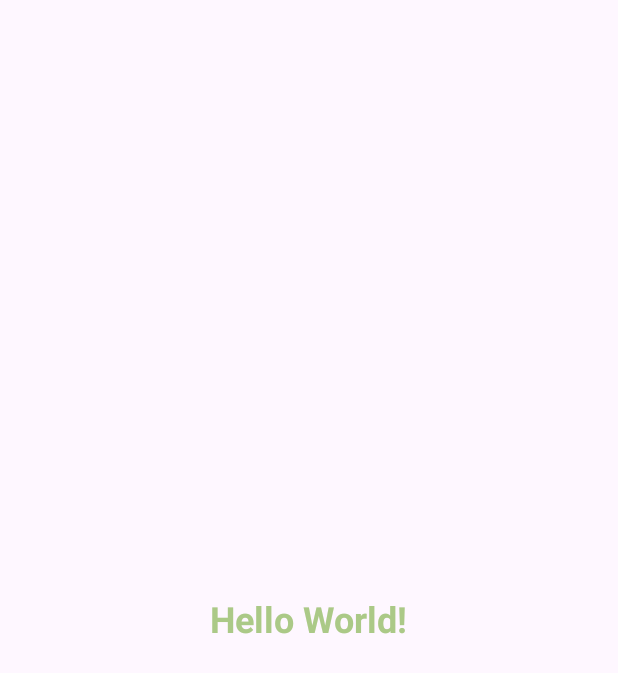
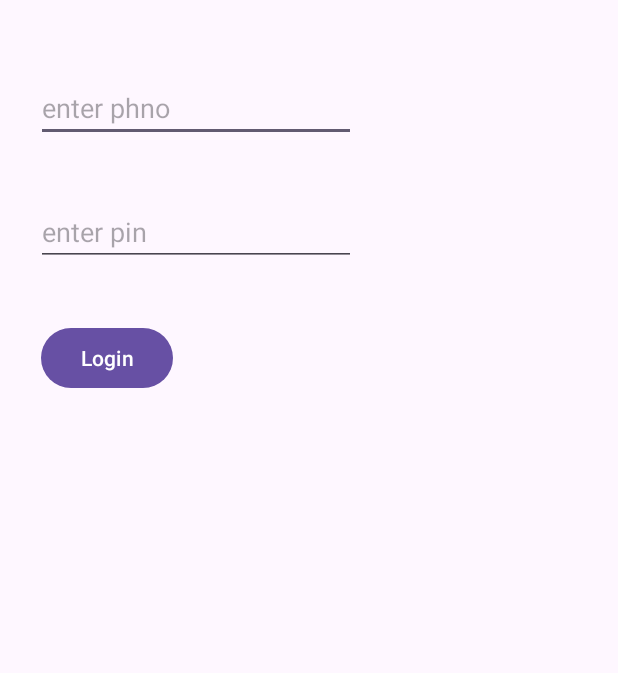
Before and after one commit to abdultanveer/pyplapp, an Android app: the screen it shows after launch (MainActivity), on a phone screen of 412 x 824 dp. Shown: the top 673 px of the screen. Run offline under Robolectric (Android 15) with nearby library versions, the phone set to English and light mode, and no system bars.

Commit message:
login screen

```diff
--- a/app/src/main/res/layout/activity_main.xml
+++ b/app/src/main/res/layout/activity_main.xml
@@ -7,16 +7,37 @@
     android:layout_height="match_parent"
     tools:context=".MainActivity">
 
-    <TextView
+    <EditText
+        android:id="@+id/etPhoneno"
         android:layout_width="wrap_content"
         android:layout_height="wrap_content"
-        android:textStyle="bold"
-        android:textSize="24sp"
-        android:textColor="#abc987"
-        android:text="Hello World!"
-        app:layout_constraintBottom_toBottomOf="parent"
-        app:layout_constraintEnd_toEndOf="parent"
+        android:layout_marginStart="24dp"
+        android:layout_marginTop="49dp"
+        android:ems="10"
+        android:hint="enter phno"
+        android:inputType="phone"
         app:layout_constraintStart_toStartOf="parent"
         app:layout_constraintTop_toTopOf="parent" />
 
+    <EditText
+        android:id="@+id/etPin"
+        android:layout_width="wrap_content"
+        android:layout_height="wrap_content"
+        android:layout_marginStart="24dp"
+        android:layout_marginTop="37dp"
+        android:ems="10"
+        android:hint="enter pin"
+        android:inputType="numberPassword"
+        app:layout_constraintStart_toStartOf="parent"
+        app:layout_constraintTop_toBottomOf="@+id/etPhoneno" />
+
+    <Button
+        android:id="@+id/btnLogin"
+        android:layout_width="wrap_content"
+        android:layout_height="wrap_content"
+        android:layout_marginStart="27dp"
+        android:layout_marginTop="37dp"
+        android:text="Login"
+        app:layout_constraintStart_toStartOf="parent"
+        app:layout_constraintTop_toBottomOf="@+id/etPin" />
 </androidx.constraintlayout.widget.ConstraintLayout>
--- a/app/src/main/res/values/colors.xml
+++ b/app/src/main/res/values/colors.xml
@@ -1,5 +1,6 @@
 <?xml version="1.0" encoding="utf-8"?>
 <resources>
+    <color name="fontcolor">#009688</color>
     <color name="black">#FF000000</color>
     <color name="white">#FFFFFFFF</color>
 </resources>
```
